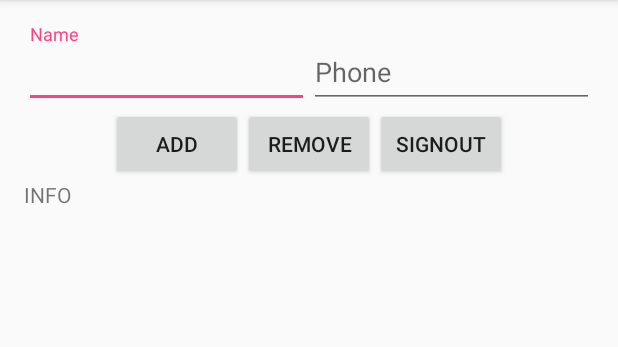
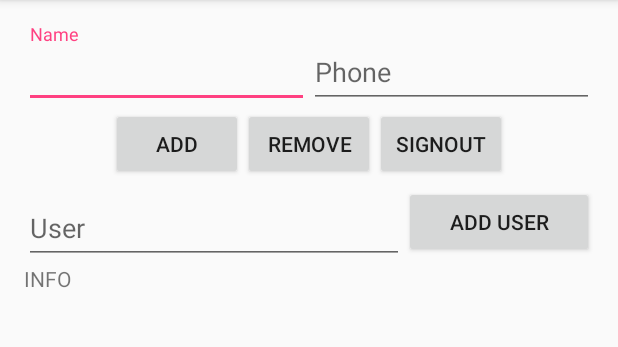
Before and after one commit to zhdanov-ek/FirstFirabase, an Android app: the screen it shows after launch (MainActivity), on a phone screen of 412 x 824 dp, the part 84-431 px from its top. Run offline under Robolectric (Android 15) with nearby library versions, the phone set to English and light mode, and no system bars; our stand-ins replace Firebase (no records; nobody signed in at launch, a user with empty details on screens opened directly); libraries missing offline, so code that uses them is left out: com.firebase.ui; 1 statement that could not run was skipped.

Commit message:
Add user. Use push() for generate key

```diff
--- a/app/src/main/java/com/example/gek/firstfirebase/MainActivity.java
+++ b/app/src/main/java/com/example/gek/firstfirebase/MainActivity.java
@@ -25,11 +25,17 @@ public class MainActivity extends AppCompatActivity {
 
     private final static int SIGN_IN_REQUEST_CODE = 99;
     LinearLayout activity_main;
-    Button btnAdd, btnRemove, btnSignOut;
-    EditText etName, etPhone;
+    Button btnAdd, btnRemove, btnSignOut, btnAddUser;
+    EditText etName, etPhone, etUser;
     TextView tvInfo;
 
     private final static String TAG = "FirstFirebase";
+
+    // в этом ключе хранятся записи с карточками
+    private final static String CHILD_LIST = "list";
+
+    // тут хранятся юзеры
+    private final static String CHILD_USERS = "users";
     Context ctx;
 
     // Через эту сущность мы записываем данные в базу и обновляем списки на устройстве
@@ -47,6 +53,7 @@ public class MainActivity extends AppCompatActivity {
         etName = (EditText)findViewById(R.id.etName);
         etPhone = (EditText)findViewById(R.id.etPhone);
         tvInfo = (TextView) findViewById(R.id.tvInfo);
+        etUser = (EditText)findViewById(R.id.etUser);
 
         btnSignOut = (Button)findViewById(R.id.btnSignOut);
         btnSignOut.setOnClickListener(new View.OnClickListener() {
@@ -69,6 +76,14 @@ public class MainActivity extends AppCompatActivity {
             @Override
             public void onClick(View view) {
                 removeContact();
+            }
+        });
+
+        btnAddUser = (Button)findViewById(R.id.btnAddUser);
+        btnAddUser.setOnClickListener(new View.OnClickListener() {
+            @Override
+            public void onClick(View view) {
+                addUser();
             }
         });
 
@@ -103,7 +118,7 @@ public class MainActivity extends AppCompatActivity {
             };
 
             // устанавливаем слушатель на изменения в нешей базе в нужном разделе
-            mDatabase.child("list").addValueEventListener(contactCardListener);
+            mDatabase.child(CHILD_LIST).addValueEventListener(contactCardListener);
         }
     }
 
@@ -130,7 +145,7 @@ public class MainActivity extends AppCompatActivity {
      * */
     private void removeContact(){
         if (etName.getText().length() > 0) {
-            mDatabase.child("list").child(etName.getText().toString()).removeValue();
+            mDatabase.child(CHILD_LIST).child(etName.getText().toString()).removeValue();
         } else {
             Toast.makeText(ctx, "Name is empty!", Toast.LENGTH_SHORT).show();
         }
@@ -165,11 +180,26 @@ public class MainActivity extends AppCompatActivity {
         // .child(name) - формирует ключ внутри которого создается сам объект. Если такой ключ
         //                  уже есть то все данные внутри ключа перезапишутся
         if ((name.length() != 0) && (phone.length() != 0)) {
-            mDatabase.child("list").child(name).setValue(new ContactCard(name, phone, autor));
+            mDatabase.child(CHILD_LIST).child(name).setValue(new ContactCard(name, phone, autor));
             etName.setText("");
             etPhone.setText("");
         } else {
             Toast.makeText(ctx, "Fields is empty!", Toast.LENGTH_SHORT).show();
         }
     }
+
+
+    /** Добавляем юзеров в БД:
+     * Сначала создаем укникальный ключ  и потом уже имея это значение помещаем туда нашего юзера */
+    private void addUser(){
+        String user = etUser.getText().toString();
+        if (! user.isEmpty()) {
+            String key = mDatabase.child(CHILD_USERS).push().getKey();
+            mDatabase.child(CHILD_USERS).child(key).setValue(user);
+            Toast.makeText(ctx, "New user " + user + " saved.", Toast.LENGTH_SHORT).show();
+            etUser.setText("");
+        } else {
+            Toast.makeText(ctx, "Field user is empty!", Toast.LENGTH_SHORT).show();
+        }
+    }
 }
--- a/app/src/main/res/layout/activity_main.xml
+++ b/app/src/main/res/layout/activity_main.xml
@@ -68,6 +68,34 @@
 
     </LinearLayout>
 
+
+    <LinearLayout
+        android:layout_width="match_parent"
+        android:layout_height="wrap_content"
+        android:gravity="center"
+        android:orientation="horizontal">
+
+        <android.support.design.widget.TextInputLayout
+            android:layout_width="match_parent"
+            android:layout_height="wrap_content"
+            android:layout_weight="50">
+
+            <EditText
+                android:id="@+id/etUser"
+                android:layout_width="match_parent"
+                android:layout_height="wrap_content"
+                android:hint="User" />
+        </android.support.design.widget.TextInputLayout>
+
+        <Button
+            android:id="@+id/btnAddUser"
+            android:layout_width="match_parent"
+            android:layout_height="wrap_content"
+            android:layout_weight="100"
+            android:text="Add user" />
+
+    </LinearLayout>
+
     <TextView
         android:id="@+id/tvInfo"
         android:layout_width="wrap_content"
```
